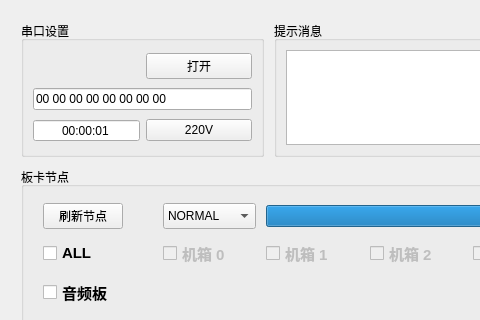
This is ProgramUpdate.ui in chenzhipeng-hqu/python as Qt 5 draws it before an edit; both pictures show x 0 to 480 and y 0 to 320 of the 1022 by 732 pixel window. The edited form follows.
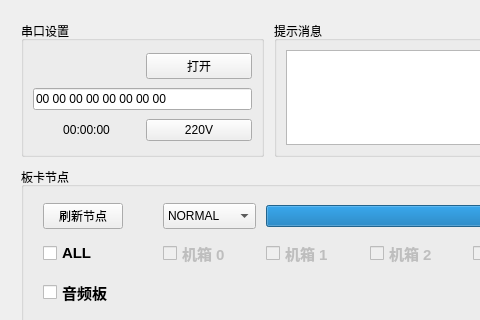
This is the edited form.

Diff of the .ui file:
```diff
--- a/ProgramUpdate.ui
+++ b/ProgramUpdate.ui
@@ -208,41 +208,19 @@
              </widget>
             </item>
             <item row="2" column="0">
-             <widget class="QTimeEdit" name="timeEdit">
-              <property name="sizePolicy">
-               <sizepolicy hsizetype="Ignored" vsizetype="Fixed">
-                <horstretch>0</horstretch>
-                <verstretch>0</verstretch>
-               </sizepolicy>
+             <widget class="QLabel" name="timeDisp">
+              <property name="layoutDirection">
+               <enum>Qt::LeftToRight</enum>
+              </property>
+              <property name="text">
+               <string>00:00:00</string>
+              </property>
+              <property name="textFormat">
+               <enum>Qt::AutoText</enum>
               </property>
               <property name="alignment">
                <set>Qt::AlignCenter</set>
               </property>
-              <property name="readOnly">
-               <bool>true</bool>
-              </property>
-              <property name="buttonSymbols">
-               <enum>QAbstractSpinBox::NoButtons</enum>
-              </property>
-              <property name="correctionMode">
-               <enum>QAbstractSpinBox::CorrectToNearestValue</enum>
-              </property>
-              <property name="currentSection">
-               <enum>QDateTimeEdit::SecondSection</enum>
-              </property>
-              <property name="displayFormat">
-               <string>hh:mm:ss</string>
-              </property>
-              <property name="currentSectionIndex">
-               <number>2</number>
-              </property>
-              <property name="time">
-               <time>
-                <hour>0</hour>
-                <minute>0</minute>
-                <second>1</second>
-               </time>
-              </property>
              </widget>
             </item>
            </layout>
```
